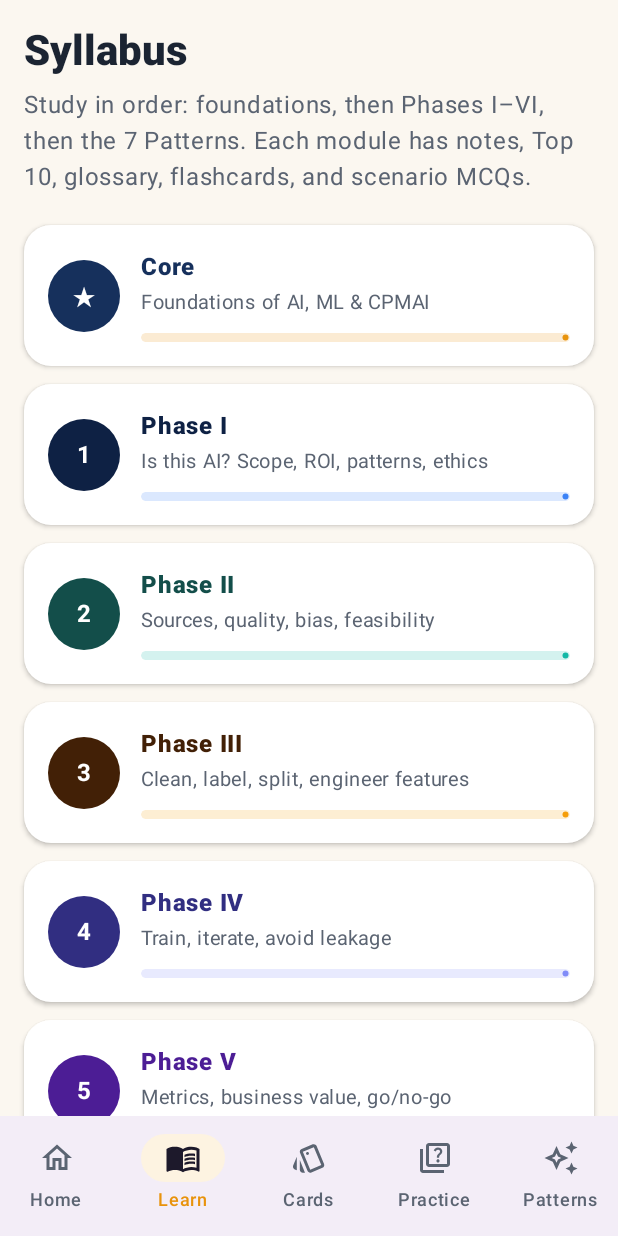
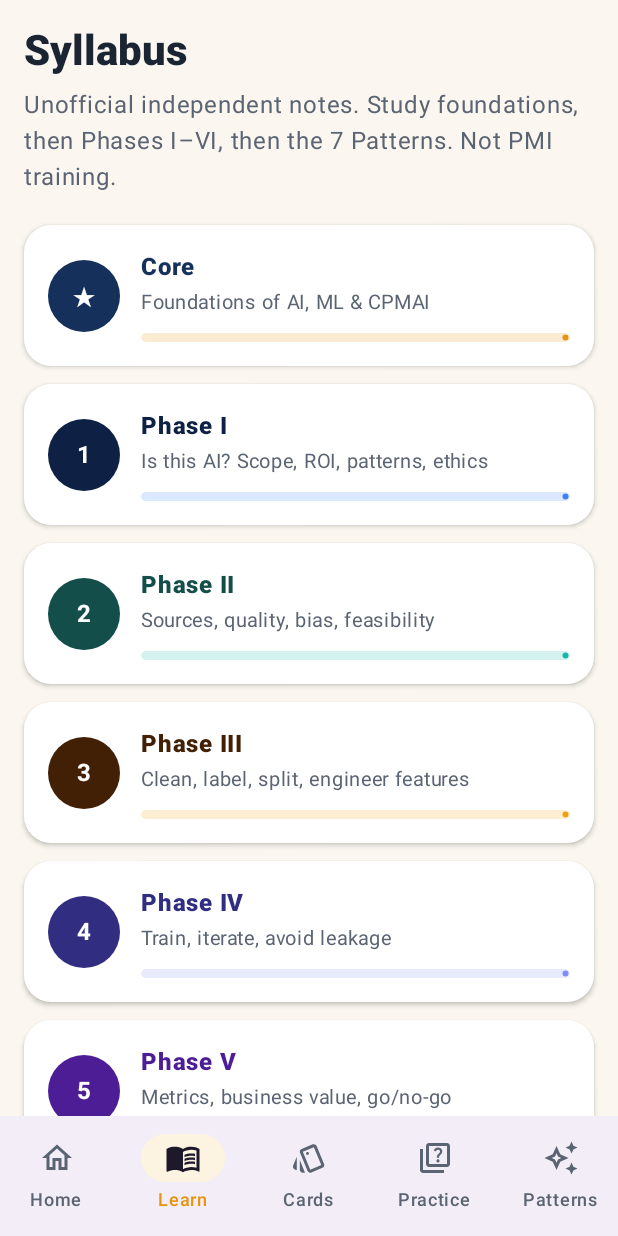
Before and after one commit to sushantgithub/cpmaistudynotes, an Android app built with Jetpack Compose: the LearnScreen screen opened through its navigation route, on a phone screen of 412 x 824 dp. Run offline under Robolectric (Android 15) with nearby library versions, the phone set to English and light mode, and no system bars.

Commit message:
Brand the app as unofficial independent PMI-CPMAI prep
Rename the launcher to Unofficial AI PM Prep, require a first-launch disclaimer, and add a Legal screen with PMI mark attribution and no-affiliation wording.

Co-authored-by: sushantgithub <sushantgithub@users.noreply.github.com>

```diff
--- a/app/build.gradle.kts
+++ b/app/build.gradle.kts
@@ -11,8 +11,8 @@ android {
         applicationId = "com.cpmai.studylab"
         minSdk = 24
         targetSdk = 36
-        versionCode = 4
-        versionName = "1.3.0"
+        versionCode = 5
+        versionName = "1.4.0"
     }
 
     signingConfigs {
--- a/app/src/main/java/com/cpmai/study/data/Models.kt
+++ b/app/src/main/java/com/cpmai/study/data/Models.kt
@@ -95,5 +95,6 @@ data class UserProgress(
     val examScores: List<Int> = emptyList(),
     val lastStudyEpochDay: Long = 0,
     val streak: Int = 0,
-    val studyMinutes: Int = 0
+    val studyMinutes: Int = 0,
+    val disclaimerAccepted: Boolean = false
 )
--- a/app/src/main/java/com/cpmai/study/ui/CpmaiRoot.kt
+++ b/app/src/main/java/com/cpmai/study/ui/CpmaiRoot.kt
@@ -25,11 +25,13 @@ import androidx.navigation.compose.rememberNavController
 import androidx.navigation.navArgument
 import com.cpmai.study.data.ContentRepository
 import com.cpmai.study.data.ProgressStore
+import com.cpmai.study.ui.screens.DisclaimerGate
 import com.cpmai.study.ui.screens.ExamScreen
 import com.cpmai.study.ui.screens.FlashcardScreen
 import com.cpmai.study.ui.screens.GlossaryScreen
 import com.cpmai.study.ui.screens.HomeScreen
 import com.cpmai.study.ui.screens.LearnScreen
+import com.cpmai.study.ui.screens.LegalScreen
 import com.cpmai.study.ui.screens.PatternLabScreen
 import com.cpmai.study.ui.screens.PhaseMapScreen
 import com.cpmai.study.ui.screens.PracticeHubScreen
@@ -44,6 +46,10 @@ private data class Tab(val route: String, val label: String, val icon: androidx.
 fun CpmaiRoot(repo: ContentRepository, store: ProgressStore) {
     val nav = rememberNavController()
     val progress by store.progress.collectAsState(initial = com.cpmai.study.data.UserProgress())
+    if (!progress.disclaimerAccepted) {
+        DisclaimerGate(onAccept = { store.acceptDisclaimer() })
+        return
+    }
     val tabs = listOf(
         Tab("home", "Home", Icons.Outlined.Home),
         Tab("learn", "Learn", Icons.Outlined.MenuBook),
@@ -55,7 +61,7 @@ fun CpmaiRoot(repo: ContentRepository, store: ProgressStore) {
     val route = back?.destination?.route ?: "home"
     val hideBar = route.startsWith("quiz") || route.startsWith("exam") || route.startsWith("topic/") ||
         route.startsWith("notes") || route == "search" || route == "glossary" || route == "phases" ||
-        route == "progress"
+        route == "progress" || route == "legal"
 
     Scaffold(
         bottomBar = {
@@ -105,6 +111,7 @@ fun CpmaiRoot(repo: ContentRepository, store: ProgressStore) {
             composable("search") { SearchScreen(repo, onBack = { nav.popBackStack() }, onTopic = { nav.navigate("topic/$it") }) }
             composable("glossary") { GlossaryScreen(repo, onBack = { nav.popBackStack() }) }
             composable("phases") { PhaseMapScreen(repo, store, onBack = { nav.popBackStack() }) }
+            composable("legal") { LegalScreen(onBack = { nav.popBackStack() }) }
             composable(
                 "topic/{id}",
                 arguments = listOf(navArgument("id") { type = NavType.StringType })
--- a/app/src/main/java/com/cpmai/study/ui/screens/HomeScreen.kt
+++ b/app/src/main/java/com/cpmai/study/ui/screens/HomeScreen.kt
@@ -14,6 +14,7 @@ import androidx.compose.foundation.shape.RoundedCornerShape
 import androidx.compose.foundation.verticalScroll
 import androidx.compose.material3.Button
 import androidx.compose.material3.ButtonDefaults
+import androidx.compose.material3.MaterialTheme
 import androidx.compose.material3.Text
 import androidx.compose.material3.TextButton
 import androidx.compose.runtime.Composable
@@ -21,10 +22,12 @@ import androidx.compose.ui.Modifier
 import androidx.compose.ui.draw.clip
 import androidx.compose.ui.graphics.Brush
 import androidx.compose.ui.graphics.Color
+import androidx.compose.ui.res.stringResource
 import androidx.compose.ui.text.font.FontWeight
 import androidx.compose.ui.unit.dp
 import androidx.compose.ui.unit.sp
 import androidx.navigation.NavController
+import com.cpmai.study.R
 import com.cpmai.study.data.ContentRepository
 import com.cpmai.study.data.UserProgress
 import com.cpmai.study.ui.components.HomeQuickAction
@@ -54,10 +57,10 @@ fun HomeScreen(repo: ContentRepository, progress: UserProgress, nav: NavControll
                 .background(Brush.verticalGradient(listOf(Navy, NavyMid)))
                 .padding(20.dp)
         ) {
-            Text("PMI CPMAI", color = Saffron, fontWeight = FontWeight.Bold, letterSpacing = 2.sp, fontSize = 12.sp)
-            Text("Study Lab", color = Color.White, fontWeight = FontWeight.ExtraBold, fontSize = 32.sp)
+            Text("UNOFFICIAL", color = Saffron, fontWeight = FontWeight.Bold, letterSpacing = 2.sp, fontSize = 12.sp)
+            Text("AI PM Prep", color = Color.White, fontWeight = FontWeight.ExtraBold, fontSize = 32.sp)
             Text(
-                "Six phases · 7 patterns · notes, cards, and scenario drills",
+                "Independent study aid for the PMI-CPMAI™ certification. Not affiliated with PMI.",
                 color = Color(0xFFC6D4EC),
                 modifier = Modifier.padding(top = 6.dp)
             )
@@ -102,6 +105,15 @@ fun HomeScreen(repo: ContentRepository, progress: UserProgress, nav: NavControll
             TextButton(onClick = { nav.navigate("glossary") }, modifier = Modifier.fillMaxWidth()) {
                 Text("Open full glossary (${repo.glossary.size} terms)")
             }
+            Text(
+                stringResource(R.string.legal_attribution),
+                color = MaterialTheme.colorScheme.onSurfaceVariant,
+                fontSize = 12.sp,
+                modifier = Modifier.padding(top = 8.dp)
+            )
+            TextButton(onClick = { nav.navigate("legal") }, modifier = Modifier.fillMaxWidth()) {
+                Text("Legal & unofficial notice")
+            }
             Spacer(Modifier.height(12.dp))
         }
     }
--- a/app/src/main/java/com/cpmai/study/ui/screens/LearnScreen.kt
+++ b/app/src/main/java/com/cpmai/study/ui/screens/LearnScreen.kt
@@ -27,7 +27,7 @@ fun LearnScreen(repo: ContentRepository, progress: UserProgress, onOpen: (String
         item {
             Text("Syllabus", style = MaterialTheme.typography.headlineMedium, fontWeight = FontWeight.ExtraBold)
             Text(
-                "Study in order: foundations, then Phases I–VI, then the 7 Patterns. Each module has notes, Top 10, glossary, flashcards, and scenario MCQs.",
+                "Unofficial independent notes. Study foundations, then Phases I–VI, then the 7 Patterns. Not PMI training.",
                 color = MaterialTheme.colorScheme.onSurfaceVariant,
                 modifier = Modifier.padding(top = 6.dp, bottom = 8.dp)
             )
--- /dev/null
+++ b/app/src/main/java/com/cpmai/study/ui/screens/LegalScreen.kt
@@ -0,0 +1,77 @@
+package com.cpmai.study.ui.screens
+
+import androidx.compose.foundation.background
+import androidx.compose.foundation.layout.Column
+import androidx.compose.foundation.layout.Spacer
+import androidx.compose.foundation.layout.fillMaxSize
+import androidx.compose.foundation.layout.fillMaxWidth
+import androidx.compose.foundation.layout.height
+import androidx.compose.foundation.layout.padding
+import androidx.compose.foundation.rememberScrollState
+import androidx.compose.foundation.verticalScroll
+import androidx.compose.material.icons.Icons
+import androidx.compose.material.icons.automirrored.outlined.ArrowBack
+import androidx.compose.material3.Button
+import androidx.compose.material3.ExperimentalMaterial3Api
+import androidx.compose.material3.Icon
+import androidx.compose.material3.IconButton
+import androidx.compose.material3.MaterialTheme
+import androidx.compose.material3.Scaffold
+import androidx.compose.material3.Text
+import androidx.compose.material3.TopAppBar
+import androidx.compose.runtime.Composable
+import androidx.compose.ui.Modifier
+import androidx.compose.ui.res.stringResource
+import androidx.compose.ui.text.font.FontWeight
+import androidx.compose.ui.unit.dp
+import androidx.compose.ui.unit.sp
+import com.cpmai.study.R
+import com.cpmai.study.ui.theme.Navy
+import com.cpmai.study.ui.theme.Saffron
+
+@Composable
+fun DisclaimerGate(onAccept: () -> Unit) {
+    Column(
+        Modifier
+            .fillMaxSize()
+            .background(Navy)
+            .padding(24.dp)
+            .verticalScroll(rememberScrollState())
+    ) {
+        Text("UNOFFICIAL", color = Saffron, fontWeight = FontWeight.Bold, letterSpacing = 2.sp, fontSize = 12.sp)
+        Spacer(Modifier.height(8.dp))
+        Text(stringResource(R.string.disclaimer_title), color = androidx.compose.ui.graphics.Color.White, fontWeight = FontWeight.ExtraBold, fontSize = 28.sp)
+        Spacer(Modifier.height(16.dp))
+        Text(stringResource(R.string.disclaimer_body), color = androidx.compose.ui.graphics.Color(0xFFD5DEEE), fontSize = 16.sp, lineHeight = 24.sp)
+        Spacer(Modifier.height(28.dp))
+        Button(onClick = onAccept, modifier = Modifier.fillMaxWidth()) {
+            Text(stringResource(R.string.disclaimer_accept))
+        }
+        Spacer(Modifier.height(24.dp))
+    }
+}
+
+@OptIn(ExperimentalMaterial3Api::class)
+@Composable
+fun LegalScreen(onBack: () -> Unit) {
+    Scaffold(
+        topBar = {
+            TopAppBar(title = { Text("Legal") }, navigationIcon = {
+                IconButton(onClick = onBack) { Icon(Icons.AutoMirrored.Outlined.ArrowBack, null) }
+            })
+        }
+    ) { padding ->
+        Column(
+            Modifier
+                .padding(padding)
+                .verticalScroll(rememberScrollState())
+                .padding(16.dp)
+        ) {
+            Text("Not affiliated with PMI", fontWeight = FontWeight.ExtraBold, fontSize = 20.sp)
+            Spacer(Modifier.height(12.dp))
+            Text(stringResource(R.string.disclaimer_body), style = MaterialTheme.typography.bodyLarge)
+            Spacer(Modifier.height(16.dp))
+            Text(stringResource(R.string.legal_attribution), color = MaterialTheme.colorScheme.onSurfaceVariant)
+        }
+    }
+}
--- a/app/src/main/res/values/strings.xml
+++ b/app/src/main/res/values/strings.xml
@@ -1,4 +1,8 @@
 <?xml version="1.0" encoding="utf-8"?>
 <resources>
-    <string name="app_name">CPMAI Study Lab</string>
+    <string name="app_name">Unofficial AI PM Prep</string>
+    <string name="disclaimer_title">Unofficial study aid</string>
+    <string name="disclaimer_body">This app is an independent, unofficial study aid. It is not affiliated with, endorsed by, sponsored by, or approved by Project Management Institute, Inc. (PMI).\n\nPMI, PMI-CPMAI, and PMI Certified Professional in Managing AI are marks of Project Management Institute, Inc. They are used here only to identify the certification this material may help you prepare for.\n\nThis is not official PMI training, not an Authorized Training Partner course, and not a substitute for PMI’s exam content outline, handbook, or paid education.\n\nPractice questions in this app are original study items. They are not PMI exam questions. PMI exams are confidential. Do not add, share, or study recalled live-exam items in this app.\n\nBy continuing you confirm you understand the above.</string>
+    <string name="disclaimer_accept">I understand — continue</string>
+    <string name="legal_attribution">PMI®, PMI-CPMAI™, and PMI Certified Professional in Managing AI™ are marks of Project Management Institute, Inc. This app is unofficial and not affiliated with PMI.</string>
 </resources>
```
Also changed, not shown: app/src/main/java/com/cpmai/study/data/ProgressStore.kt (+7 -1 lines), 2 other files.
